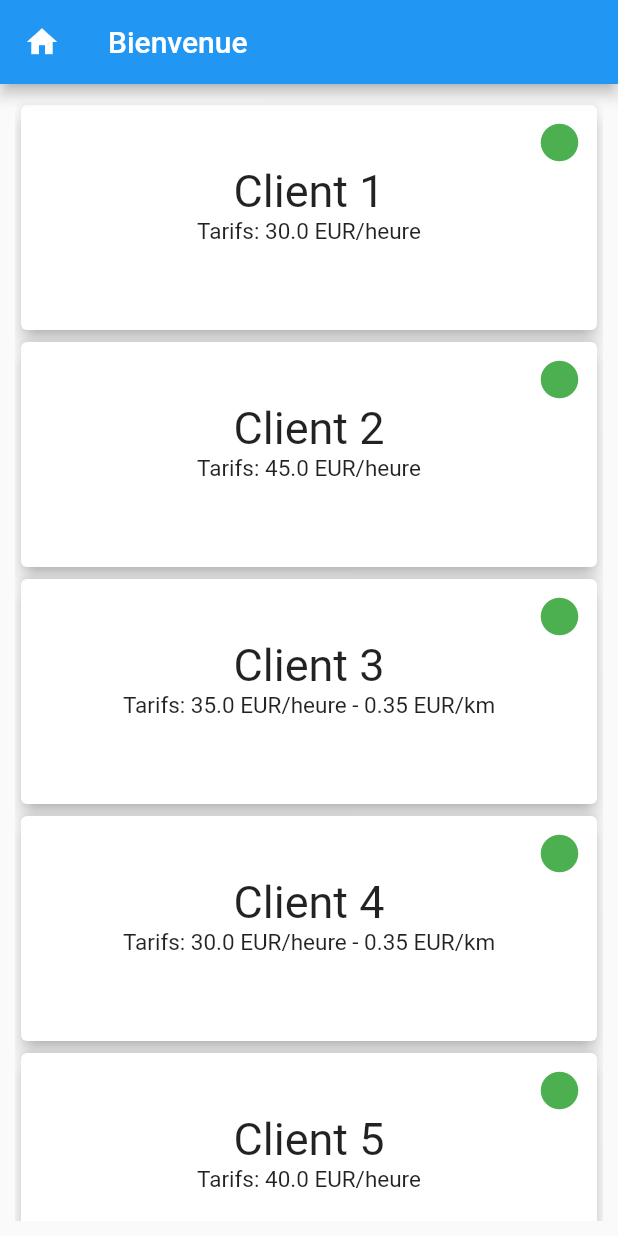
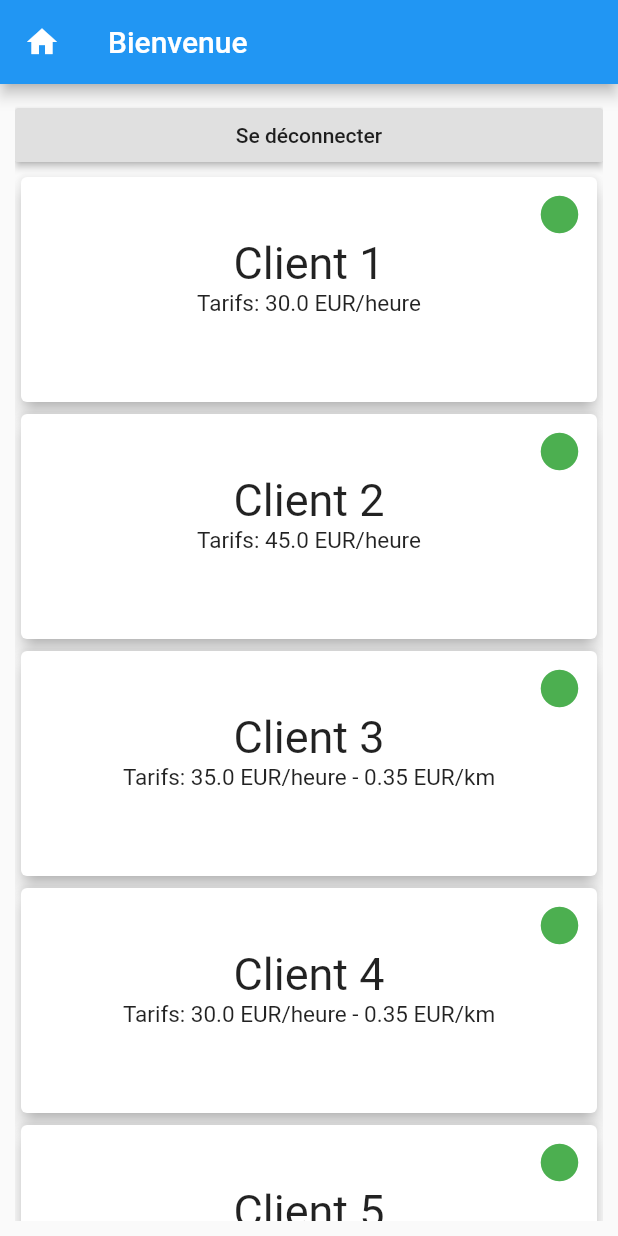
Before and after one commit to idefix007/test_backup, a Flutter app: the Home screen opened directly, on a phone screen of 412 x 824 dp. Run offline on Flutter 3.47's test engine with Material 2 defaults, Android fonts, the light colour scheme and no system bars; network calls fail.

Commit message:
ajout du login et du logout

```diff
--- a/lib/main.dart
+++ b/lib/main.dart
@@ -8,7 +8,7 @@ import 'views/home.dart';
 
 
 void main() => runApp(MyApp());
-
+String username='';
 class MyApp extends StatelessWidget {
 
   @override
@@ -42,6 +42,9 @@ class _MyHomePageState extends State<MyHomePage>{
         },
         '/home': (context){
           return Home();
+        },
+        '/auth': (context){
+          return AuthPage();
         }
 
 
--- a/lib/views/clientCard.dart
+++ b/lib/views/clientCard.dart
@@ -1,6 +1,7 @@
 import 'package:flutter/material.dart';
 import 'package:flutter_calendar_test/models/client.dart';
 import 'package:flutter_calendar_test/views/timesheet.dart';
+
 
 class ClientCard extends StatelessWidget {
 
--- a/lib/views/home.dart
+++ b/lib/views/home.dart
@@ -3,34 +3,28 @@ import 'package:flutter/material.dart';
 import 'package:flutter_calendar_test/models/client.dart';
 import 'dart:async';
 import 'clientCard.dart';
+import 'package:flutter_calendar_test/main.dart';
 
 class Home extends StatefulWidget {
-
-
   @override
   _HomeState createState() => _HomeState();
 }
 
 class _HomeState extends State<Home> {
-
   List clients = [
-    Client(name:'Client 1', tarifhoraire : 30.00, tarifkm : null),
-    Client(name:'Client 2', tarifhoraire : 45.00, tarifkm : null),
-    Client(name:'Client 3', tarifhoraire : 35.00, tarifkm : 0.35),
-    Client(name:'Client 4', tarifhoraire : 30.00, tarifkm : 0.35),
-    Client(name:'Client 5', tarifhoraire : 40.00, tarifkm : null),
-
+    Client(name: 'Client 1', tarifhoraire: 30.00, tarifkm: null),
+    Client(name: 'Client 2', tarifhoraire: 45.00, tarifkm: null),
+    Client(name: 'Client 3', tarifhoraire: 35.00, tarifkm: 0.35),
+    Client(name: 'Client 4', tarifhoraire: 30.00, tarifkm: 0.35),
+    Client(name: 'Client 5', tarifhoraire: 40.00, tarifkm: null),
   ];
-
 
   @override
   Widget build(BuildContext context) {
-
-
     return Scaffold(
       resizeToAvoidBottomPadding: false,
       appBar: AppBar(
-        title: Text("Bienvenue"),
+        title: Text("Bienvenue" + " " + username),
         leading: Icon(Icons.home),
       ),
 
@@ -39,13 +33,15 @@ class _HomeState extends State<Home> {
         child: ListView(
 //        crossAxisAlignment: CrossAxisAlignment.stretch, // stretch: pour prendre toute la largeur de la page
           children: <Widget>[
-...clients.map((client){
-  return ClientCard(
-    client: client
-  );
+            RaisedButton(
+              child: Text("Se déconnecter"),
+              onPressed: () {
+                Navigator.pushReplacementNamed(context, '/auth');
+              },
+            ),
+            ...clients.map((client) {
+              return ClientCard(client: client);
             })
-
-
           ],
         ),
       ),
```
Also changed, not shown: lib/views/auth_page.dart (+13 -4 lines). Lines whose indentation alone changed are shown as unchanged.
